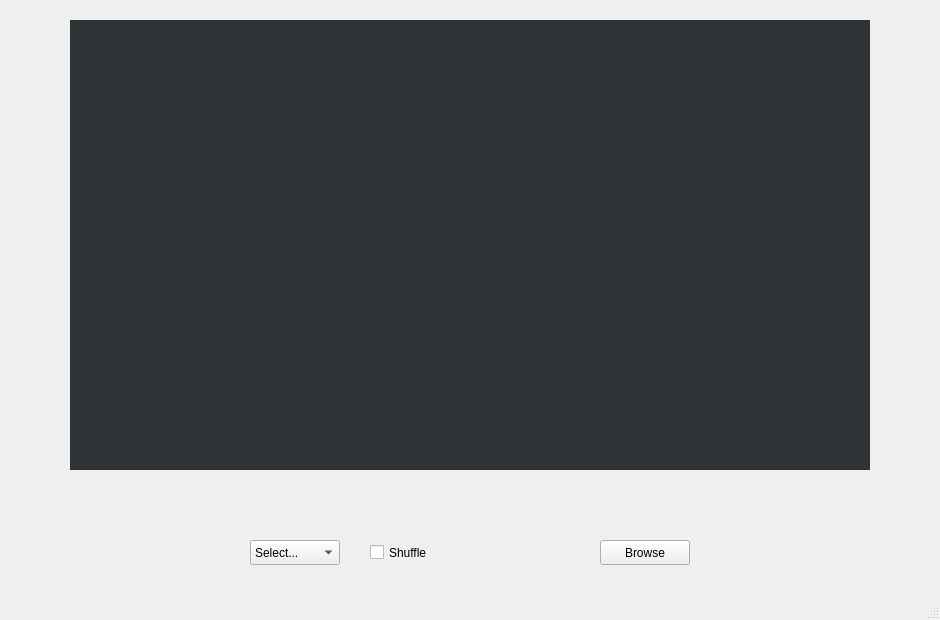
5anji/G-Slider, file slides.ui: the form before one commit.
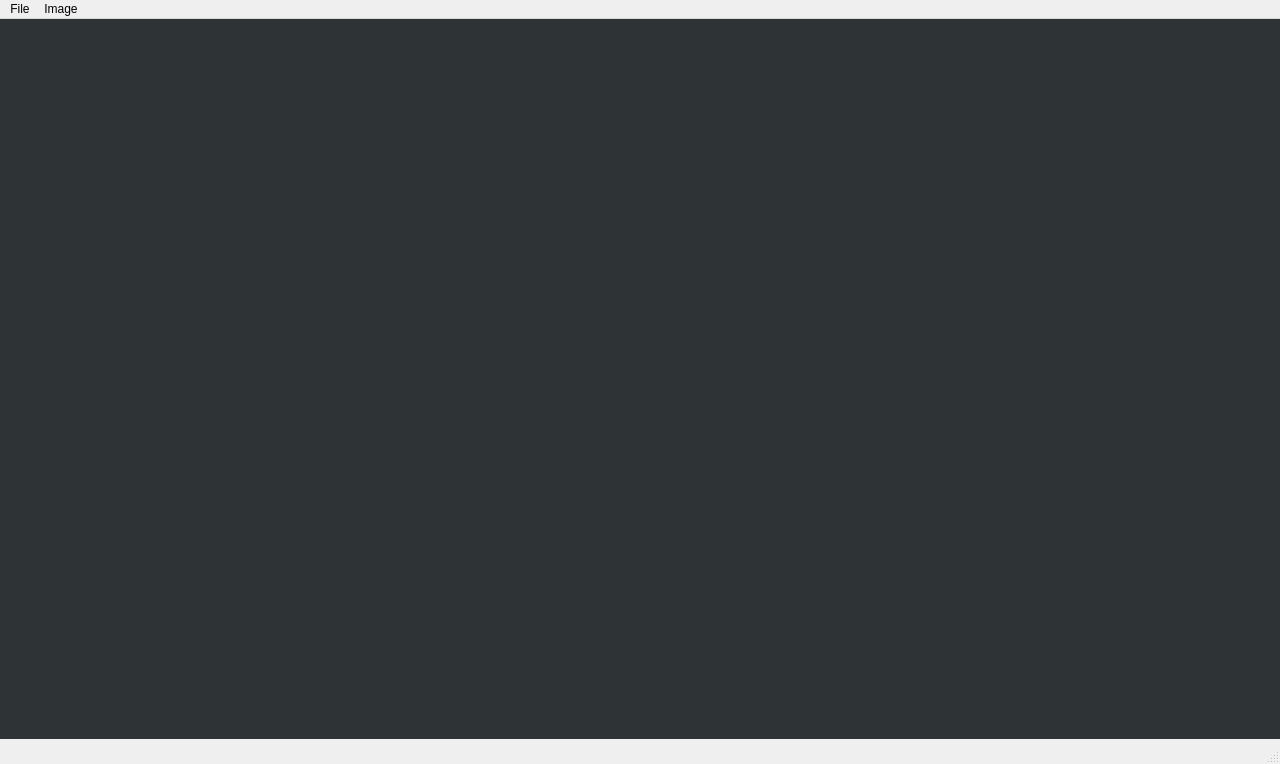
The form after the commit.

Commit message:
Full app remake
most functions were moved in MenuBar

Patch:
```diff
--- a/slides.ui
+++ b/slides.ui
@@ -6,66 +6,21 @@
    <rect>
     <x>0</x>
     <y>0</y>
-    <width>940</width>
-    <height>620</height>
+    <width>1280</width>
+    <height>764</height>
    </rect>
   </property>
   <property name="windowTitle">
    <string>Slides</string>
   </property>
   <widget class="QWidget" name="centralwidget">
-   <widget class="QComboBox" name="comboBox">
-    <property name="geometry">
-     <rect>
-      <x>250</x>
-      <y>540</y>
-      <width>90</width>
-      <height>25</height>
-     </rect>
-    </property>
-    <item>
-     <property name="text">
-      <string>Select...</string>
-     </property>
-    </item>
-    <item>
-     <property name="text">
-      <string>30 sec</string>
-     </property>
-    </item>
-    <item>
-     <property name="text">
-      <string>1 min</string>
-     </property>
-    </item>
-    <item>
-     <property name="text">
-      <string>2 min</string>
-     </property>
-    </item>
-    <item>
-     <property name="text">
-      <string>5 min</string>
-     </property>
-    </item>
-    <item>
-     <property name="text">
-      <string>10 min</string>
-     </property>
-    </item>
-    <item>
-     <property name="text">
-      <string>Custom</string>
-     </property>
-    </item>
-   </widget>
    <widget class="QLabel" name="label">
     <property name="geometry">
      <rect>
-      <x>70</x>
-      <y>20</y>
-      <width>800</width>
-      <height>450</height>
+      <x>0</x>
+      <y>0</y>
+      <width>1280</width>
+      <height>720</height>
      </rect>
     </property>
     <property name="styleSheet">
@@ -79,10 +34,10 @@
    <widget class="QPushButton" name="pushButton">
     <property name="geometry">
      <rect>
-      <x>690</x>
-      <y>20</y>
+      <x>1100</x>
+      <y>0</y>
       <width>180</width>
-      <height>450</height>
+      <height>720</height>
      </rect>
     </property>
     <property name="styleSheet">
@@ -95,10 +50,10 @@
    <widget class="QPushButton" name="pushButton_2">
     <property name="geometry">
      <rect>
-      <x>70</x>
-      <y>20</y>
+      <x>0</x>
+      <y>0</y>
       <width>180</width>
-      <height>450</height>
+      <height>720</height>
      </rect>
     </property>
     <property name="styleSheet">
@@ -108,48 +63,51 @@
      <string/>
     </property>
    </widget>
-   <widget class="QPushButton" name="pushButton_3">
-    <property name="geometry">
-     <rect>
-      <x>600</x>
-      <y>540</y>
-      <width>90</width>
-      <height>25</height>
-     </rect>
-    </property>
-    <property name="text">
-     <string>Browse</string>
-    </property>
-   </widget>
-   <widget class="QCheckBox" name="checkBox">
-    <property name="geometry">
-     <rect>
-      <x>370</x>
-      <y>540</y>
-      <width>92</width>
-      <height>25</height>
-     </rect>
-    </property>
-    <property name="text">
-     <string>Shuffle</string>
-    </property>
-   </widget>
-   <zorder>label</zorder>
-   <zorder>comboBox</zorder>
-   <zorder>pushButton</zorder>
-   <zorder>pushButton_2</zorder>
-   <zorder>pushButton_3</zorder>
-   <zorder>checkBox</zorder>
   </widget>
   <widget class="QMenuBar" name="menubar">
    <property name="geometry">
     <rect>
      <x>0</x>
      <y>0</y>
-     <width>940</width>
+     <width>1280</width>
      <height>22</height>
     </rect>
    </property>
+   <widget class="QMenu" name="menuFile">
+    <property name="title">
+     <string>File</string>
+    </property>
+    <addaction name="actionOpen"/>
+    <addaction name="separator"/>
+    <addaction name="actionExit"/>
+   </widget>
+   <widget class="QMenu" name="menuImage">
+    <property name="title">
+     <string>Image</string>
+    </property>
+    <widget class="QMenu" name="menuAuto_switch_image">
+     <property name="title">
+      <string>Auto-switch image</string>
+     </property>
+     <addaction name="action30_seconds"/>
+     <addaction name="action1_minute"/>
+     <addaction name="action2_minutes"/>
+     <addaction name="action5_minutes"/>
+     <addaction name="action10_minutes"/>
+     <addaction name="separator"/>
+     <addaction name="actionCustom"/>
+     <addaction name="actionStop"/>
+    </widget>
+    <addaction name="actionNext_image"/>
+    <addaction name="actionPrevious_image"/>
+    <addaction name="separator"/>
+    <addaction name="actionChange_image_randomly"/>
+    <addaction name="separator"/>
+    <addaction name="menuAuto_switch_image"/>
+    <addaction name="actionShuffle"/>
+   </widget>
+   <addaction name="menuFile"/>
+   <addaction name="menuImage"/>
   </widget>
   <widget class="QStatusBar" name="statusbar"/>
  </widget>
```
Left out of the diff: 86 changed lines with no effect on the pictures. The commit also changes 2 other files.
